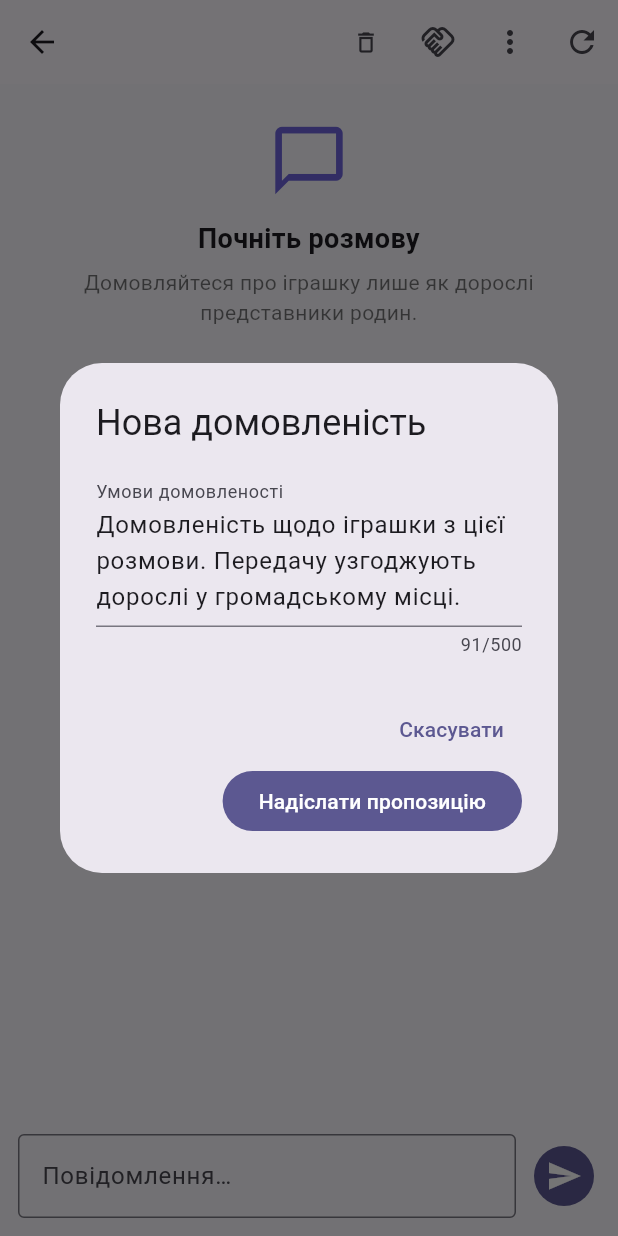
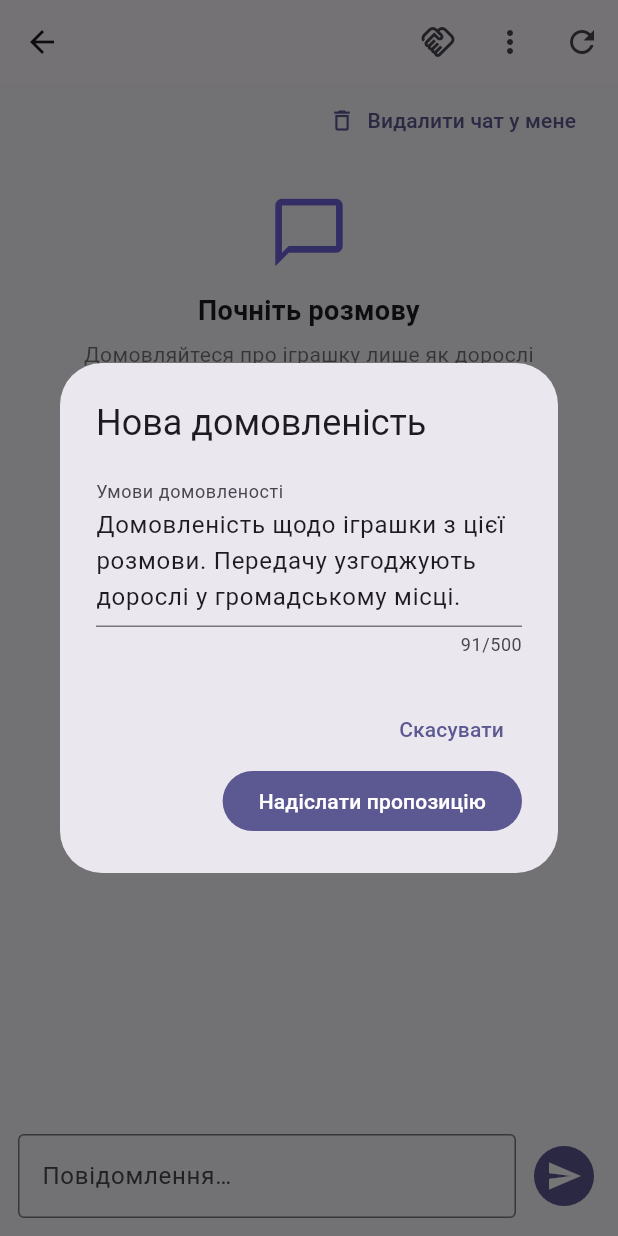
Before and after one commit to awesomebuy2u-design/ToyTown-, a Flutter app: the ConversationScreen screen opened directly with empty values, after a tap on the "handshake" icon, on a phone screen of 412 x 824 dp. Run offline on Flutter 3.47's test engine with Material 3 defaults, Android fonts, the phone set to English and light mode, and no system bars; our stand-ins replace flutter_map, image_picker, latlong2, shared_preferences, supabase_flutter; accounts and stored records are empty.

Commit message:
Expose whole-conversation removal as a visible chat action

```diff
--- a/lib/main.dart
+++ b/lib/main.dart
@@ -849,9 +849,11 @@ class _ConversationScreenState extends State<ConversationScreen> {
   @override
   Widget build(BuildContext context){final myId=widget.currentUserId ?? db!.auth.currentUser!.id;return Scaffold(
     appBar:AppBar(title:Text(widget.title,maxLines:1,overflow:TextOverflow.ellipsis),actions:[
-      ContentDeleteButton(kind: DeletableContent.conversation, compact: true, onDelete: clearChat),
       IconButton(tooltip:'Створити домовленість',icon:const Icon(Icons.handshake_outlined),onPressed:createAgreement),PopupMenuButton<String>(tooltip:'Домовленість',onSelected:(v){composer.text=v;},itemBuilder:(_)=>const [PopupMenuItem(value:'Пропоную обмінятися цією іграшкою. Чи цікава вам така пропозиція?',child:Text('Запропонувати обмін')),PopupMenuItem(value:'Чи можемо домовитися про дарування цієї іграшки?',child:Text('Запропонувати дарування')),PopupMenuItem(value:'Чи зручна вам зустріч у громадському місці? Не надсилайте домашню адресу.',child:Text('Узгодити безпечну передачу'))]),IconButton(tooltip:'Оновити',onPressed:load,icon:const Icon(Icons.refresh))]),
-    body:Column(children:[Expanded(child:loading?const Center(child:CircularProgressIndicator()):messages.isEmpty?const EmptyState(icon:Icons.chat_bubble_outline,title:'Почніть розмову',subtitle:'Домовляйтеся про іграшку лише як дорослі представники родин.'):ListView.builder(padding:const EdgeInsets.all(16),itemCount:messages.length,itemBuilder:(context,i){
+    body:Column(children:[
+      Padding(padding: const EdgeInsets.symmetric(horizontal: 12), child: Align(alignment: Alignment.centerRight,
+        child: ContentDeleteButton(kind: DeletableContent.conversation, onDelete: clearChat))),
+      Expanded(child:loading?const Center(child:CircularProgressIndicator()):messages.isEmpty?const EmptyState(icon:Icons.chat_bubble_outline,title:'Почніть розмову',subtitle:'Домовляйтеся про іграшку лише як дорослі представники родин.'):ListView.builder(padding:const EdgeInsets.all(16),itemCount:messages.length,itemBuilder:(context,i){
       final m=messages[i]; final id=m['id'].toString();
       return ConversationMessageBubble(key:ValueKey(id), body:m['body']??'',
         createdAt:m['created_at'].toString(), mine:m['sender_user_id']==myId,
```
Also changed, not shown: 1 other file.
